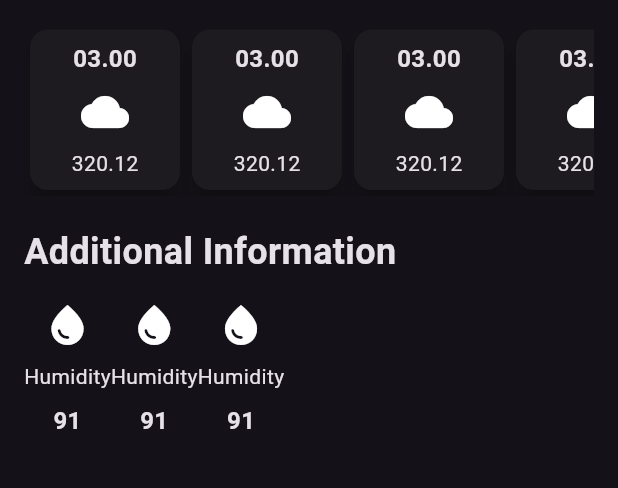
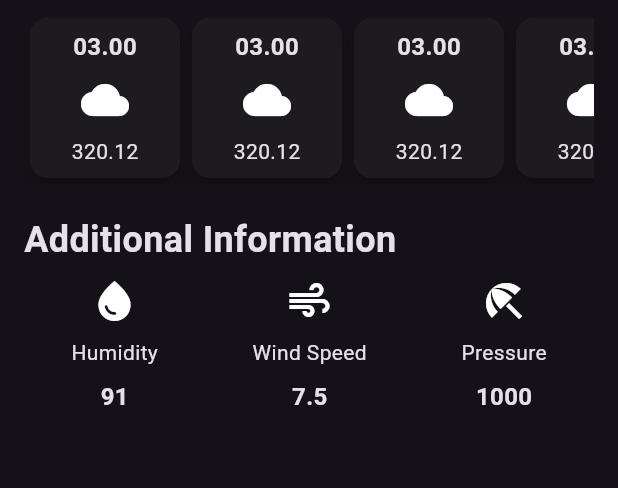
Before and after one commit to gustionusamba24/weather_app, a Flutter app: the screen it shows after launch, on a phone screen of 412 x 824 dp, the part 506-994 px from its top. Run offline on Flutter 3.47's test engine with Material 2 defaults, Android fonts, the phone set to English and light mode, and no system bars.

Commit message:
Implement a constructor in order to make component become dinamic

```diff
--- a/lib/additional_information_item.dart
+++ b/lib/additional_information_item.dart
@@ -1,24 +1,30 @@
 import 'package:flutter/material.dart';
 
 class AdditionalInformationItem extends StatelessWidget {
+  final IconData icon;
+  final String label;
+  final String value;
   const AdditionalInformationItem({
     super.key,
+    required this.icon,
+    required this.label,
+    required this.value,
   });
 
   @override
   Widget build(BuildContext context) {
-    return const Column(
+    return Column(
       children: [
         Icon(
-          Icons.water_drop,
+          icon,
           size: 32,
         ),
-        SizedBox(height: 8),
-        Text("Humidity"),
-        SizedBox(height: 8),
+        const SizedBox(height: 8),
+        Text(label),
+        const SizedBox(height: 8),
         Text(
-          "91",
-          style: TextStyle(
+          value,
+          style: const TextStyle(
             fontSize: 16,
             fontWeight: FontWeight.bold,
           ),
--- a/lib/weather_screen.dart
+++ b/lib/weather_screen.dart
@@ -82,7 +82,7 @@ class WeatherScreen extends StatelessWidget {
                 fontWeight: FontWeight.bold,
               ),
             ),
-            const SizedBox(height: 16),
+            const SizedBox(height: 8),
             const SingleChildScrollView(
               scrollDirection: Axis.horizontal,
               child: Row(
@@ -103,12 +103,25 @@ class WeatherScreen extends StatelessWidget {
                 fontWeight: FontWeight.bold,
               ),
             ),
-            const SizedBox(height: 16),
-            Row(
+            const SizedBox(height: 8),
+            const Row(
+              mainAxisAlignment: MainAxisAlignment.spaceAround,
               children: [
-                AdditionalInformationItem(),
-                AdditionalInformationItem(),
-                AdditionalInformationItem(),
+                AdditionalInformationItem(
+                  icon: Icons.water_drop,
+                  label: "Humidity",
+                  value: "91",
+                ),
+                AdditionalInformationItem(
+                  icon: Icons.air,
+                  label: "Wind Speed",
+                  value: "7.5",
+                ),
+                AdditionalInformationItem(
+                  icon: Icons.beach_access,
+                  label: "Pressure",
+                  value: "1000",
+                ),
               ],
             ),
           ],
```
